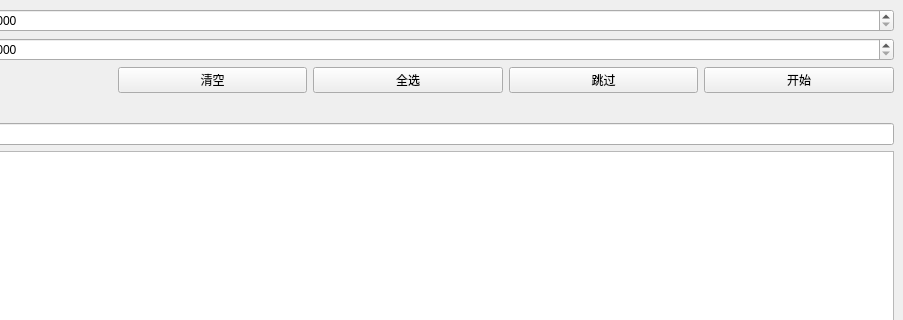
This is home.ui in UnDemoon/WechatGather as Qt 5 draws it before an edit; both pictures show x 87 to 990 and y 0 to 320 of the 990 by 724 pixel window. The edited form follows.
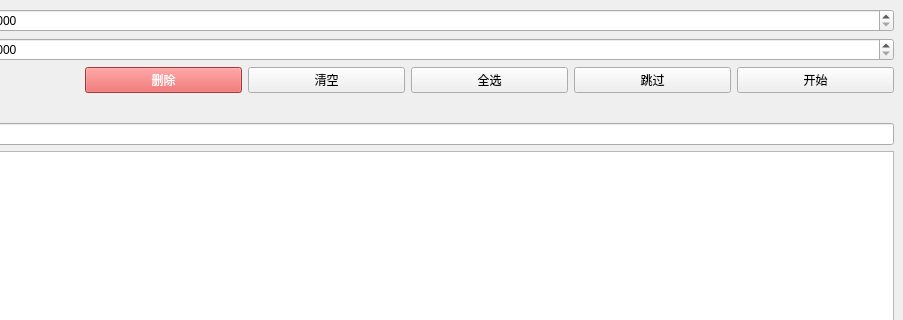
This is the edited form.

Commit message: 增加删除功能

What changed in the file:
```diff
--- a/home.ui
+++ b/home.ui
@@ -50,6 +50,18 @@
           </property>
          </widget>
         </item>
+        <item>
+         <widget class="QPushButton" name="pushButton_5">
+          <property name="styleSheet">
+           <string notr="true">background-color: #e45151;
+			color: white;
+			border-color: white;</string>
+          </property>
+          <property name="text">
+           <string>删除</string>
+          </property>
+         </widget>
+        </item>
         <item>
          <widget class="QPushButton" name="pushButton_3">
           <property name="text">
```
The commit also changes 2 other files.
